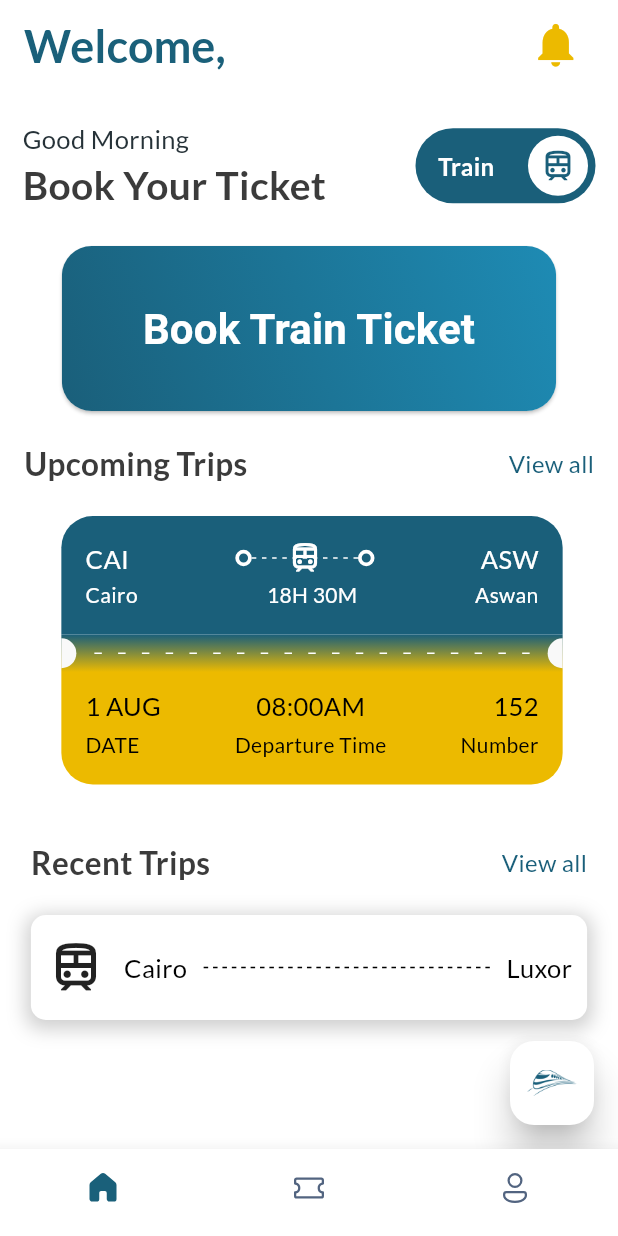
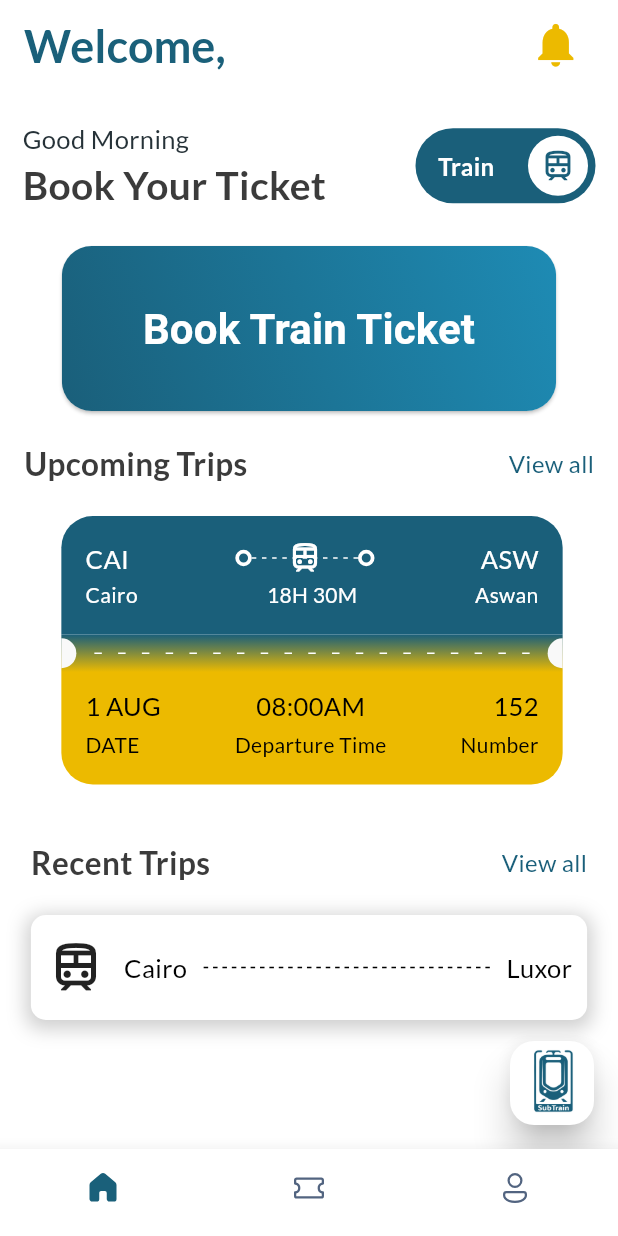
Before and after one commit to OmarMonem02/SubTrain, a Flutter app: the screen it shows once a user with an empty profile is signed in, after a tap on "Subway", on a phone screen of 412 x 824 dp. Run offline on Flutter 3.47's test engine with Material 3 defaults, Android fonts, the phone set to English and light mode, and no system bars; drawn by our look-alikes of lite_rolling_switch; our stand-ins replace animated_splash_screen, cloud_firestore, dio, firebase_auth, firebase_core, firebase_messaging and 14 more; missing offline and left inert: dropdownfield2, flutter_inappwebview, qr_code_scanner; accounts and stored records are empty; network calls fail.

```diff
--- a/lib/Page/Screens/BookingProcess/Subway/subway_booking_screen.dart
+++ b/lib/Page/Screens/BookingProcess/Subway/subway_booking_screen.dart
@@ -370,7 +370,7 @@ class _SubwayBookingScreenState extends State<SubwayBookingScreen> {
       'El-Matareyya',
       'Ain Shams',
       'Ezbet El-Nakhl',
-      'El-Marg'
+      'El-Marg',
     ];
     super.initState();
     calculatePath();
--- a/lib/Page/Screens/BookingProcess/Train/module/seat_picker/view/seat_picker_view.dart
+++ b/lib/Page/Screens/BookingProcess/Train/module/seat_picker/view/seat_picker_view.dart
@@ -15,7 +15,6 @@ class SeatPickerView extends StatefulWidget {
 
     return Scaffold(
       appBar: AppBar(
-        backgroundColor: Colors.transparent,
         elevation: 0,
         title: const Text(
           "Select Seat",
--- a/lib/Page/Screens/Home/home_screen.dart
+++ b/lib/Page/Screens/Home/home_screen.dart
@@ -1,4 +1,5 @@
 // ignore_for_file: avoid_print, unnecessary_string_interpolations
+
 
 import 'package:cloud_firestore/cloud_firestore.dart';
 import 'package:firebase_auth/firebase_auth.dart';
@@ -146,8 +147,8 @@ class _HomeScreenState extends State<HomeScreen> {
           backgroundColor: Colors.white,
           tooltip: "Chat with Broxi",
           child: Image.asset(
-            "assets/Logo.png",
-            width: 33,
+            "assets/logo3.png",
+            height: double.infinity,
           )),
     );
   }
--- a/lib/Page/Screens/Home/train_home.dart
+++ b/lib/Page/Screens/Home/train_home.dart
@@ -1,5 +1,6 @@
 import 'package:flutter/material.dart';
 import 'package:gap/gap.dart';
+import 'package:subtraingrad/Page/Screens/BookingProcess/Train/module/dashboard/view/dashboard_view.dart';
 import 'package:subtraingrad/Style/app_layout.dart';
 import 'package:subtraingrad/Style/app_styles.dart';
 import 'package:subtraingrad/widgets/recent_trip_card.dart';
@@ -24,7 +25,7 @@ class TrainHome extends StatelessWidget {
               ),
             ),
             onPressed: () {
-              Navigator.pushNamed(context, "trainBook");
+              Navigator.push(context,MaterialPageRoute(builder: (context) => const DashboardView(),));
             },
             child: Ink(
               decoration: BoxDecoration(
--- a/lib/Page/Screens/Profile/favorite_screen.dart
+++ b/lib/Page/Screens/Profile/favorite_screen.dart
@@ -9,7 +9,6 @@ class Favorite extends StatelessWidget {
     return Scaffold(
       backgroundColor: Colors.green,
       appBar: AppBar(
-        backgroundColor: Colors.transparent,
         title: Row(
           crossAxisAlignment: CrossAxisAlignment.center,
           mainAxisAlignment: MainAxisAlignment.spaceBetween,
--- a/lib/Page/Screens/Profile/previoustrips_screen.dart
+++ b/lib/Page/Screens/Profile/previoustrips_screen.dart
@@ -9,7 +9,6 @@ class PreviousTrips extends StatelessWidget {
     return Scaffold(
       backgroundColor: Colors.blue,
       appBar: AppBar(
-        backgroundColor: Colors.transparent,
         title: Row(
           crossAxisAlignment: CrossAxisAlignment.center,
           mainAxisAlignment: MainAxisAlignment.spaceBetween,
--- a/lib/Page/Screens/auth/add_new_user.dart
+++ b/lib/Page/Screens/auth/add_new_user.dart
@@ -14,4 +14,10 @@ class DatabaseMethod {
         .doc(id)
         .get();
   }
+  Future addAnnouncementsDetails(Map<String, dynamic> userInfoMap, String id) async {
+    return await FirebaseFirestore.instance
+        .collection("Announcement")
+        .doc(id)
+        .set(userInfoMap);
+  }
 }
--- /dev/null
+++ b/lib/Page/Screens/auth/firebase_notification.dart
@@ -0,0 +1,26 @@
+// ignore_for_file: avoid_print
+
+import 'package:firebase_messaging/firebase_messaging.dart';
+import 'package:subtraingrad/main.dart';
+
+class FirebaseNotification {
+  final _firebaseMessaging = FirebaseMessaging.instance;
+
+  Future<void> initNotification() async {
+    await _firebaseMessaging.requestPermission();
+    String? token = await _firebaseMessaging.getToken();
+    print('token: $token');
+    handleBackgroundNotification();
+  }
+
+  void handleMessage(RemoteMessage? message) {
+    if (message == null) return;
+    navigatorKey.currentState
+        ?.pushNamed('/announce_screen', arguments: message);
+  }
+
+  Future handleBackgroundNotification() async {
+    FirebaseMessaging.instance.getInitialMessage().then(handleMessage);
+    FirebaseMessaging.onMessageOpenedApp.listen(handleMessage);
+  }
+}
--- a/lib/Page/Screens/auth/signup_screen.dart
+++ b/lib/Page/Screens/auth/signup_screen.dart
@@ -122,14 +122,13 @@ class _SignUpState extends State<SignUp> {
       backgroundColor: Theme.of(context).colorScheme.background,
       appBar: AppBar(
         automaticallyImplyLeading: false,
-        backgroundColor: Colors.transparent,
         elevation: 0,
         title: Row(
           children: [
             BackButton(
               color: const Color.fromRGBO(26, 96, 122, 1),
               onPressed: () {
-                Navigator.pop(
+                Navigator.push(
                   context,
                   MaterialPageRoute(builder: (context) => const Welcome()),
                 );
--- a/lib/Page/Screens/auth/welcome_screen.dart
+++ b/lib/Page/Screens/auth/welcome_screen.dart
@@ -17,7 +17,7 @@ class Welcome extends StatelessWidget {
               crossAxisAlignment: CrossAxisAlignment.center,
               children: [
                 const SizedBox(
-                  height: 140,
+                  height: 80,
                 ),
                 const Text(
                   "Welcome",
@@ -27,22 +27,12 @@ class Welcome extends StatelessWidget {
                       color: Color.fromRGBO(26, 96, 122, 1)),
                 ),
                 const SizedBox(
-                  height: 60,
+                  height: 20,
                 ),
                 const Image(
                   alignment: Alignment.center,
-                  image: AssetImage('assets/Logo.png'),
-                  height: 150,
-                ),
-                const SizedBox(
-                  height: 20,
-                ),
-                const Text(
-                  "SubTrain",
-                  style: TextStyle(
-                      fontSize: 33,
-                      fontWeight: FontWeight.bold,
-                      color: Color.fromRGBO(26, 96, 122, 1)),
+                  image: AssetImage('assets/logo3.png'),
+                  height: 350,
                 ),
                 const SizedBox(
                   height: 70,
--- a/lib/main.dart
+++ b/lib/main.dart
@@ -3,6 +3,8 @@ import 'package:firebase_core/firebase_core.dart';
 import 'package:flutter/material.dart';
 import 'package:lottie/lottie.dart';
 import 'package:page_transition/page_transition.dart';
+import 'package:subtraingrad/Page/Screens/Profile/announce_screen.dart';
+import 'package:subtraingrad/Page/Screens/auth/firebase_notification.dart';
 import 'package:subtraingrad/Page/Screens/auth/main_page.dart';
 import 'package:subtraingrad/Theme/dark_theme.dart';
 import 'package:subtraingrad/Theme/light_theme.dart';
@@ -11,22 +13,28 @@ void main() async {
   WidgetsFlutterBinding.ensureInitialized();
   await Firebase.initializeApp(
     options: const FirebaseOptions(
-        apiKey: "AIzaSyBm_Xb6LVM20OLYCRhYne45-hOt9P6xrqU",
-        appId: "1:198914408979:android:d7afd1361345d47fd4f5e6",
-        messagingSenderId: "198914408979",
-        projectId: "subtraingrad"),
+      apiKey: "AIzaSyBm_Xb6LVM20OLYCRhYne45-hOt9P6xrqU",
+      appId: "1:198914408979:android:d7afd1361345d47fd4f5e6",
+      messagingSenderId: "198914408979",
+      projectId: "subtraingrad",
+    ),
   );
+  await FirebaseNotification().initNotification();
   runApp(const MyApp());
 }
+
+final navigatorKey = GlobalKey<NavigatorState>();
 
 class MyApp extends StatelessWidget {
   const MyApp({super.key});
   @override
   Widget build(BuildContext context) {
     return MaterialApp(
+      navigatorKey: navigatorKey,
       debugShowCheckedModeBanner: false,
       theme: lightTheme,
       darkTheme: darkTheme,
+      routes: {'/announce_screen': (context) => const Announcements()},
       home: AnimatedSplashScreen(
         duration: 2500,
         backgroundColor: Theme.of(context).colorScheme.background,
--- a/lib/widgets/setting_button.dart
+++ b/lib/widgets/setting_button.dart
@@ -1,3 +1,4 @@
+
 import 'package:flutter/material.dart';
 import 'package:page_transition/page_transition.dart';
 import 'package:subtraingrad/Page/Screens/Profile/announce_screen.dart';
```
Also changed, not shown: lib/Page/Screens/Profile/announce_screen.dart (+18 -13 lines), lib/Page/Screens/auth/signin_screen.dart (+4 -11 lines), lib/widgets/announce_post.dart (added, +41 -0 lines), pubspec.yaml (+7 -1 lines), assets/logo2.png (added), assets/logo3.png (added), pubspec.lock, 28 other files.
